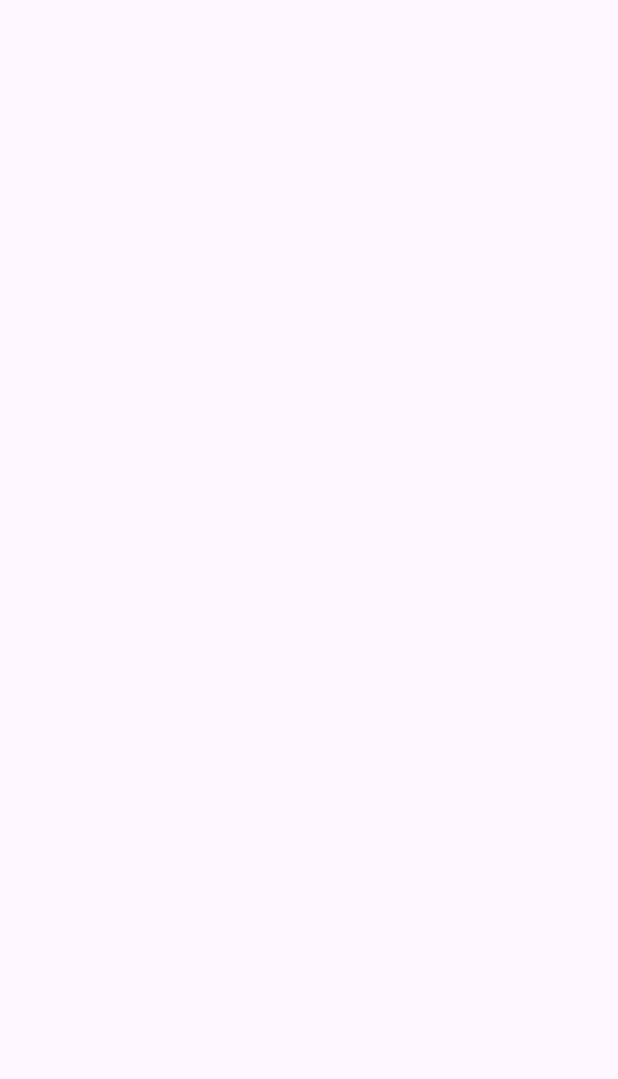
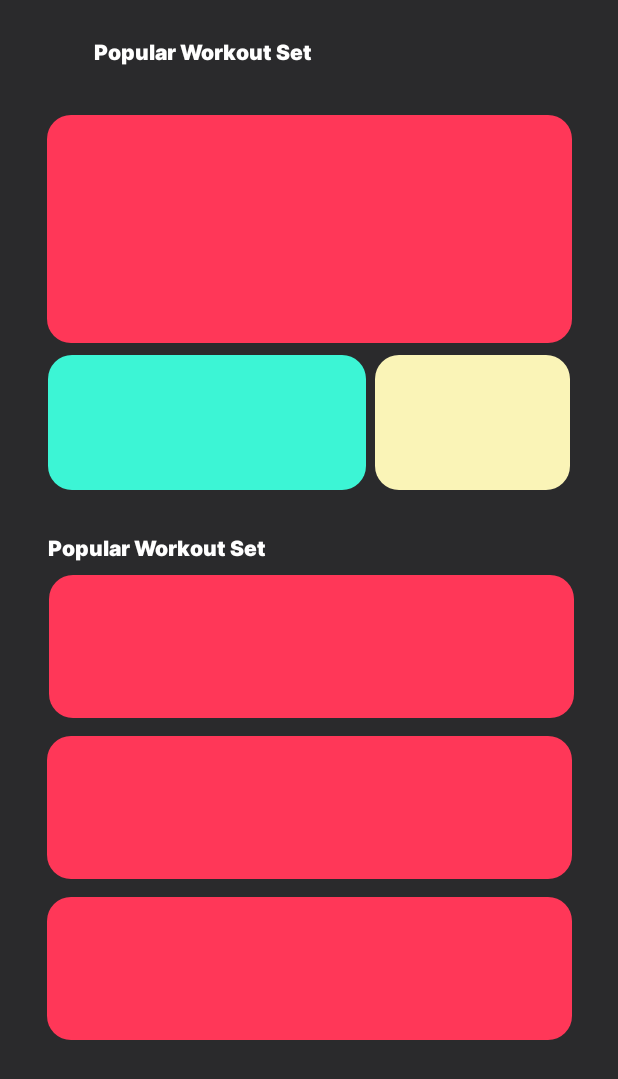
Before and after one commit to FitNest-AI/Mobile-Development-App, an Android app: the screen it shows after launch (MainActivity), on a phone screen of 412 x 824 dp. Before the commit the part shown is empty. Shown: the top 1079 px of the screen. Run offline under Robolectric (Android 15) with nearby library versions, the phone set to English and light mode, and no system bars.

Commit message:
Update MainActivity

```diff
--- a/app/build.gradle.kts
+++ b/app/build.gradle.kts
@@ -5,12 +5,12 @@ plugins {
 
 android {
     namespace = "com.example.fitnestapp"
-    compileSdk = 33
+    compileSdk = 34
 
     defaultConfig {
         applicationId = "com.example.fitnestapp"
         minSdk = 24
-        targetSdk = 33
+        targetSdk = 34
         versionCode = 1
         versionName = "1.0"
 
@@ -39,7 +39,7 @@ dependencies {
 
     implementation("androidx.core:core-ktx:1.9.0")
 
-
+    implementation("de.hdodenhof:circleimageview:3.1.0")
     implementation("androidx.appcompat:appcompat:1.6.1")
     implementation("com.google.android.material:material:1.10.0")
     implementation("androidx.constraintlayout:constraintlayout:2.1.4")
--- /dev/null
+++ b/app/src/main/res/drawable/rounded_background.xml
@@ -0,0 +1,4 @@
+<?xml version="1.0" encoding="utf-8"?>
+<shape xmlns:android="http://schemas.android.com/apk/res/android">
+    <corners android:radius="16dp"/> <!-- Sesuaikan radius untuk mengubah seberapa bulat sudutnya -->
+</shape>
--- a/app/src/main/res/layout/activity_main.xml
+++ b/app/src/main/res/layout/activity_main.xml
@@ -4,7 +4,116 @@
     xmlns:tools="http://schemas.android.com/tools"
     android:layout_width="match_parent"
     android:layout_height="match_parent"
+    android:background="#2A2A2C"
     tools:context=".MainActivity">
 
+    <androidx.constraintlayout.widget.ConstraintLayout
+        android:id="@+id/constraintLayout6"
+        android:layout_width="350dp"
+        android:layout_height="152dp"
+        android:layout_marginTop="32dp"
+        android:background="@drawable/rounded_background"
+        android:backgroundTint="@color/red"
+        android:padding="16dp"
+        app:layout_constraintEnd_toEndOf="parent"
+        app:layout_constraintStart_toStartOf="parent"
+        app:layout_constraintTop_toBottomOf="@+id/textView4" />
+
+    <androidx.constraintlayout.widget.ConstraintLayout
+        android:layout_width="130dp"
+        android:layout_height="90dp"
+        android:layout_marginTop="8dp"
+        android:layout_marginEnd="32dp"
+        android:background="@drawable/rounded_background"
+        android:backgroundTint="@color/yellow"
+        android:padding="16dp"
+        app:layout_constraintEnd_toEndOf="parent"
+        app:layout_constraintTop_toBottomOf="@+id/constraintLayout6" />
+
+    <androidx.constraintlayout.widget.ConstraintLayout
+        android:id="@+id/constraintLayout5"
+        android:layout_width="212dp"
+        android:layout_height="90dp"
+        android:layout_marginStart="32dp"
+        android:layout_marginTop="8dp"
+        android:background="@drawable/rounded_background"
+        android:backgroundTint="@color/greeen"
+        android:padding="16dp"
+        app:layout_constraintStart_toStartOf="parent"
+        app:layout_constraintTop_toBottomOf="@+id/constraintLayout6">
+
+    </androidx.constraintlayout.widget.ConstraintLayout>
+
+    <androidx.constraintlayout.widget.ConstraintLayout
+        android:id="@+id/constraintLayout2"
+        android:layout_width="350dp"
+        android:layout_height="95dp"
+        android:layout_marginTop="12dp"
+        android:background="@drawable/rounded_background"
+        android:backgroundTint="@color/red"
+        android:padding="16dp"
+        app:layout_constraintEnd_toEndOf="parent"
+        app:layout_constraintHorizontal_bias="0.508"
+        app:layout_constraintStart_toStartOf="parent"
+        app:layout_constraintTop_toBottomOf="@+id/constraintLayout">
+
+    </androidx.constraintlayout.widget.ConstraintLayout>
+
+    <androidx.constraintlayout.widget.ConstraintLayout
+        android:id="@+id/constraintLayout4"
+        android:layout_width="350dp"
+        android:layout_height="95dp"
+        android:layout_marginTop="12dp"
+        android:background="@drawable/rounded_background"
+        android:backgroundTint="@color/red"
+        android:padding="16dp"
+        app:layout_constraintEnd_toEndOf="parent"
+        app:layout_constraintHorizontal_bias="0.508"
+        app:layout_constraintStart_toStartOf="parent"
+        app:layout_constraintTop_toBottomOf="@+id/constraintLayout2">
+
+    </androidx.constraintlayout.widget.ConstraintLayout>
+
+    <androidx.constraintlayout.widget.ConstraintLayout
+        android:id="@+id/constraintLayout"
+        android:layout_width="350dp"
+        android:layout_height="95dp"
+        android:layout_marginTop="8dp"
+        android:background="@drawable/rounded_background"
+        android:backgroundTint="@color/red"
+        android:padding="16dp"
+        app:layout_constraintEnd_toEndOf="parent"
+        app:layout_constraintHorizontal_bias="0.524"
+        app:layout_constraintStart_toStartOf="parent"
+        app:layout_constraintTop_toBottomOf="@+id/textView3">
+
+    </androidx.constraintlayout.widget.ConstraintLayout>
+
+    <TextView
+        android:id="@+id/textView3"
+        android:layout_width="wrap_content"
+        android:layout_height="wrap_content"
+        android:layout_marginTop="28dp"
+        android:fontFamily="@font/inter_black"
+        android:text="Popular Workout Set"
+        android:textColor="@color/white"
+        android:textStyle="bold"
+        app:layout_constraintEnd_toEndOf="parent"
+        app:layout_constraintHorizontal_bias="0.12"
+        app:layout_constraintStart_toStartOf="parent"
+        app:layout_constraintTop_toBottomOf="@+id/constraintLayout5" />
+
+    <TextView
+        android:id="@+id/textView4"
+        android:layout_width="wrap_content"
+        android:layout_height="wrap_content"
+        android:layout_marginTop="24dp"
+        android:layout_marginEnd="204dp"
+        android:fontFamily="@font/inter_black"
+        android:text="Popular Workout Set"
+        android:textColor="@color/white"
+        android:textStyle="bold"
+        app:layout_constraintEnd_toEndOf="parent"
+        app:layout_constraintTop_toTopOf="parent" />
 
 </androidx.constraintlayout.widget.ConstraintLayout>
```
